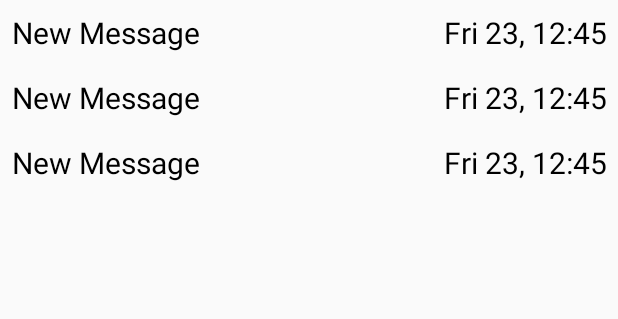
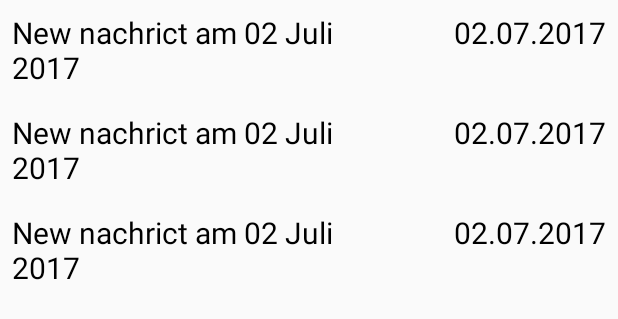
Before and after one commit to ornatesol/sevim-fahrschule-android, an Android app: the layout fragment_message_list.xml on its own in the app's theme, with its tools: preview values and no code run, on a phone screen of 412 x 824 dp. Shown: the top 319 px of the screen. Run offline under Robolectric (Android 15) with nearby library versions, the phone set to English and light mode, and no system bars.

Commit message:
fixed bug in message list layout for long text

```diff
--- a/app/src/main/res/layout/fragment_message.xml
+++ b/app/src/main/res/layout/fragment_message.xml
@@ -10,22 +10,25 @@
 
   <TextView
       android:id="@+id/message_title"
-      android:layout_width="wrap_content"
+      android:layout_width="0dp"
+      android:layout_weight="0.6"
       android:layout_height="wrap_content"
       android:textSize="@dimen/text_size_20"
       android:paddingStart="@dimen/margin_8"
-      android:paddingEnd="@dimen/margin_8"
+      android:paddingEnd="@dimen/margin_4"
+      android:maxLines="2"
       android:textColor="@color/black"
-      tools:text="New Message"/>
+      tools:text="New nachrict am 02 Juli 2017"/>
 
   <TextView
       android:id="@+id/message_date"
-      android:layout_width="match_parent"
+      android:layout_width="0dp"
+      android:layout_weight="0.4"
       android:layout_height="wrap_content"
       android:gravity="end"
       android:textSize="@dimen/text_size_20"
-      tools:text="Fri 23, 12:45"
+      tools:text="02.07.2017"
       android:textColor="@color/black"
-      android:paddingStart="@dimen/margin_8"
+      android:paddingStart="@dimen/margin_4"
       android:paddingEnd="@dimen/margin_8"/>
 </LinearLayout>
```
